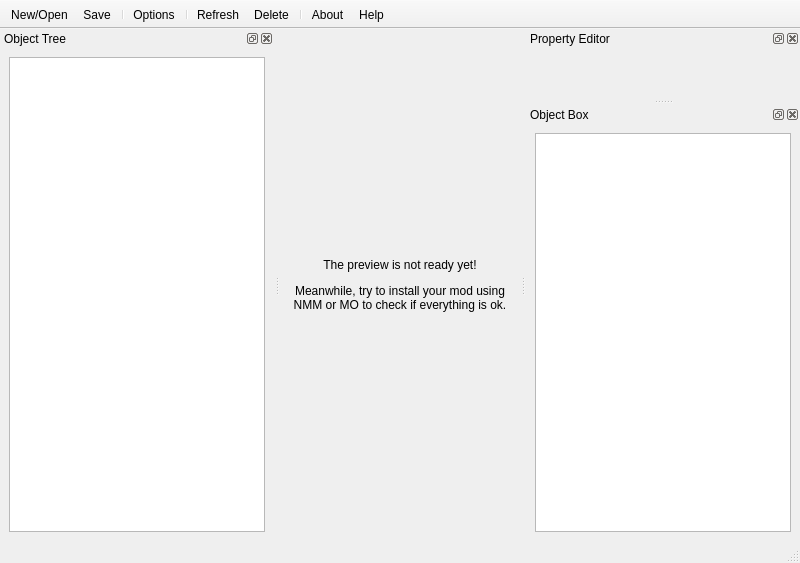
Old version of the form resources/templates/mainframe.ui in the repository GandaG/fomod-designer.
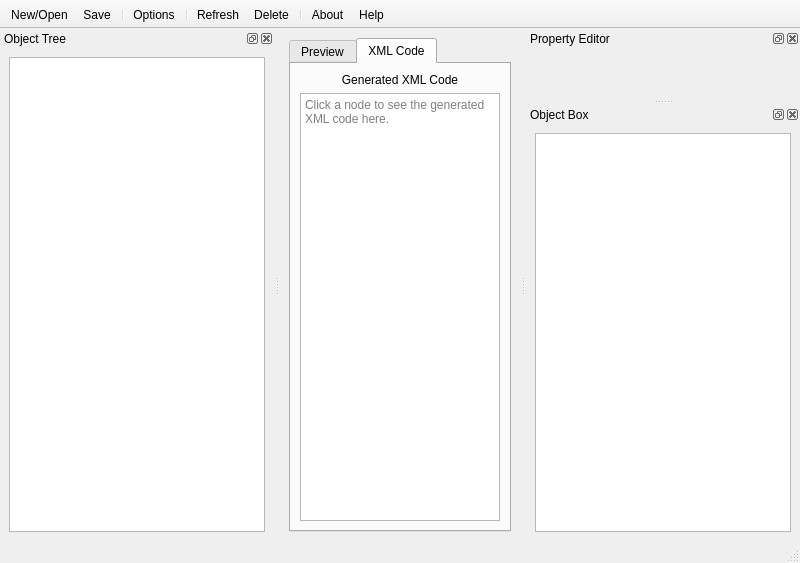
New version of the form. Icons and pictures are not drawn.

Commit message: Fixed child adding bugs. Added xml code preview.

Diff of the .ui file:
```diff
--- a/resources/templates/mainframe.ui
+++ b/resources/templates/mainframe.ui
@@ -15,6 +15,22 @@
   </property>
   <widget class="QWidget" name="centralwidget">
    <layout class="QHBoxLayout" name="horizontalLayout_3">
+    <property name="spacing">
+     <number>6</number>
+    </property>
+    <property name="bottomMargin">
+     <number>9</number>
+    </property>
+    <item>
+     <widget class="QTabWidget" name="tabWidget">
+      <property name="currentIndex">
+       <number>1</number>
+      </property>
+      <widget class="QWidget" name="tabWidgetPage1" native="true">
+       <attribute name="title">
+        <string>Preview</string>
+       </attribute>
+       <layout class="QHBoxLayout" name="horizontalLayout_4">
     <item>
      <widget class="QLabel" name="preview_label">
       <property name="text">
@@ -30,6 +46,43 @@
     </item>
    </layout>
   </widget>
+      <widget class="QWidget" name="tabWidgetPage2" native="true">
+       <attribute name="title">
+        <string>XML Code</string>
+       </attribute>
+       <layout class="QVBoxLayout" name="verticalLayout">
+        <item>
+         <widget class="QLabel" name="label">
+          <property name="lineWidth">
+           <number>1</number>
+          </property>
+          <property name="text">
+           <string>Generated XML Code</string>
+          </property>
+          <property name="alignment">
+           <set>Qt::AlignCenter</set>
+          </property>
+         </widget>
+        </item>
+        <item>
+         <widget class="QTextBrowser" name="xml_code_browser">
+          <property name="horizontalScrollBarPolicy">
+           <enum>Qt::ScrollBarAsNeeded</enum>
+          </property>
+          <property name="lineWrapMode">
+           <enum>QTextEdit::NoWrap</enum>
+          </property>
+          <property name="placeholderText">
+           <string>Click a node to see the generated XML code here.</string>
+          </property>
+         </widget>
+        </item>
+       </layout>
+      </widget>
+     </widget>
+    </item>
+   </layout>
+  </widget>
   <widget class="QStatusBar" name="statusbar"/>
   <widget class="QToolBar" name="toolBar">
    <property name="windowTitle">
```
Left out of the diff: 12 changed lines with no effect on the pictures. Lines whose indentation alone changed are shown as unchanged. The commit also changes 6 other files.
